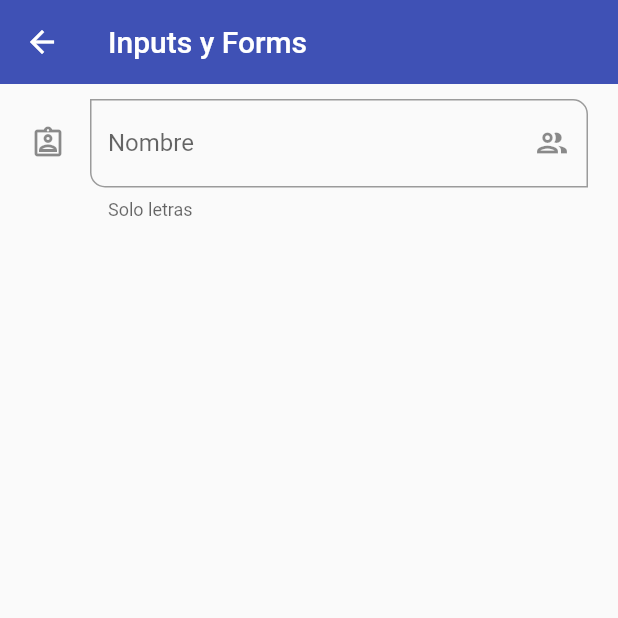
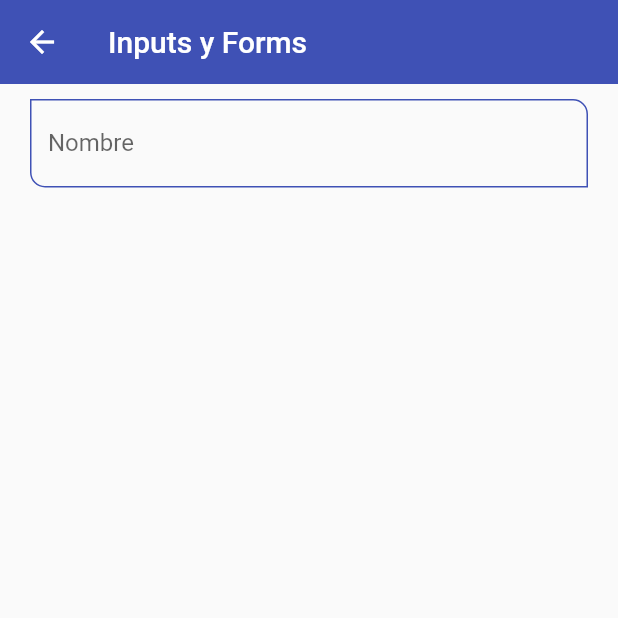
Before and after one commit to martinb28/FlutterComponents, a Flutter app: the InputsScreen screen opened by its route, on a phone screen of 412 x 824 dp, the top half of it. Run offline on Flutter 3.47's test engine with Material 2 defaults, Android fonts, the phone set to English and light mode, and no system bars; missing offline and left inert: dart:ffi.

Commit message:
optimizacion de input

```diff
--- a/lib/screens/inputs_screen.dart
+++ b/lib/screens/inputs_screen.dart
@@ -1,3 +1,4 @@
+import 'package:fl_components/widgets/widgets.dart';
 import 'package:flutter/material.dart';
 
 class InputsScreen extends StatelessWidget {
@@ -14,38 +15,11 @@ class InputsScreen extends StatelessWidget {
          child: Padding(
           padding: const EdgeInsets.symmetric(horizontal: 20, vertical: 10),
           child: Column(
-            children: [
-              TextFormField(
-                autofocus: false,
-                initialValue: '',
-                textCapitalization: TextCapitalization.words,
-                onChanged: (value) {
-                  print('value $value');
-                },
-                validator: (value){
-                  if (value == null) return 'Este campo es requerido';
-                  return value.length < 3 ? 'Minimo de 3 letras': null;
-                },
-                autovalidateMode: AutovalidateMode.onUserInteraction,
-                decoration: const InputDecoration(
-                  hintText: 'Nombre del usuario',
-                  labelText: 'Nombre',
-                  helperText: 'Solo letras',
-                  suffixIcon: Icon(Icons.group_outlined),
-                  icon: Icon(Icons.assignment_ind_outlined),
-                  focusedBorder: OutlineInputBorder(
-                    borderSide: BorderSide(
-                      color: Colors.green
-                    ),
-                  ),
-                  border: OutlineInputBorder(
-                    borderRadius: BorderRadius.only(
-                      bottomLeft: Radius.circular(10),
-                      topRight: Radius.circular(10),
-                      )
-                    )
-                ),
-              )
+            children: const [
+              CustomInputField(
+                labelText: 'Nombre',
+                hintText: 'Nombre del usuario',
+                )
             ],
           ),
          ),
--- a/lib/theme/app_theme.dart
+++ b/lib/theme/app_theme.dart
@@ -32,6 +32,23 @@ class AppTheme {
               shape: const StadiumBorder(),
               elevation: 0
             ),
+          ),
+
+          inputDecorationTheme: const InputDecorationTheme(
+            floatingLabelStyle: TextStyle( color: primary ),
+            enabledBorder: OutlineInputBorder(
+              borderSide: BorderSide( color: primary ),
+              borderRadius: BorderRadius.only( bottomLeft: Radius.circular(10), topRight: Radius.circular(10))
+            ),
+
+            focusedBorder: OutlineInputBorder(
+              borderSide: BorderSide( color: primary ),
+              borderRadius: BorderRadius.only( bottomLeft: Radius.circular(10), topRight: Radius.circular(10))
+            ),
+
+            border: OutlineInputBorder(
+              borderRadius: BorderRadius.only( bottomLeft: Radius.circular(10), topRight: Radius.circular(10))
+            ),
           )
   );
 
--- /dev/null
+++ b/lib/widgets/custom_input_field.dart
@@ -0,0 +1,44 @@
+import 'package:flutter/material.dart';
+
+class CustomInputField extends StatelessWidget {
+
+  final String? hintText;
+  final String? labelText;
+  final String? helperText;
+  final IconData? icon;
+  final IconData? suffixIcon;
+
+
+  const CustomInputField({
+    Key? key,
+    this.hintText,
+    this.labelText,
+    this.helperText,
+    this.icon,
+    this.suffixIcon,
+  }) : super(key: key);
+
+  @override
+  Widget build(BuildContext context) {
+    return TextFormField(
+      autofocus: false,
+      initialValue: '',
+      textCapitalization: TextCapitalization.words,
+      onChanged: (value) {
+        print('value: $value');
+      },
+      validator: (value){
+        if (value == null) return 'Este campo es requerido';
+        return value.length < 3 ? 'Minimo de 3 letras': null;
+      },
+      autovalidateMode: AutovalidateMode.onUserInteraction,
+      decoration: InputDecoration(
+        hintText: hintText,
+        labelText: labelText,
+        helperText: helperText,
+        suffixIcon: suffixIcon == null ? null : Icon(suffixIcon),
+        icon: icon == null ? null : Icon(icon),
+      ),
+    );
+  }
+}
--- a/lib/widgets/widgets.dart
+++ b/lib/widgets/widgets.dart
@@ -1,2 +1,3 @@
 export 'package:fl_components/widgets/custom_card_type_1.dart';
 export 'package:fl_components/widgets/custom_card_type_2.dart';
+export 'package:fl_components/widgets/custom_input_field.dart';
```
